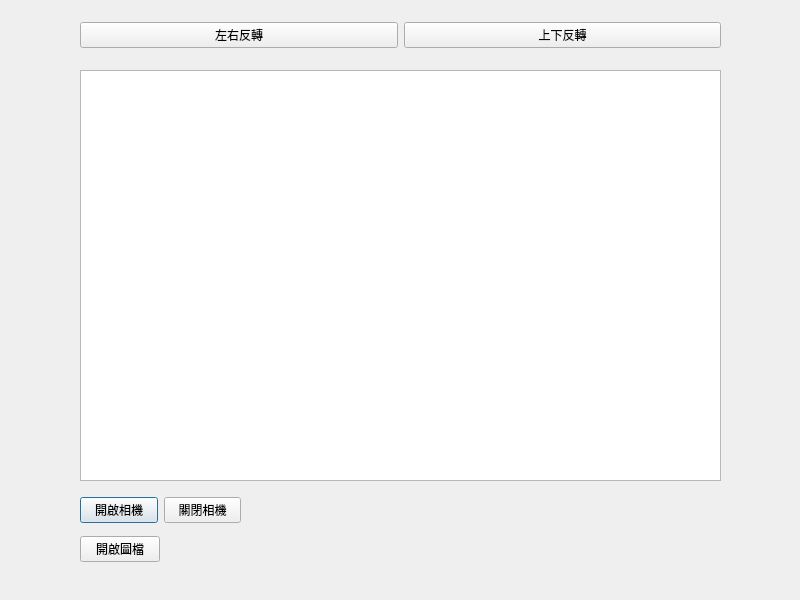
Old version of the form mainwindow.ui in the repository HANKSIE/QT_test.
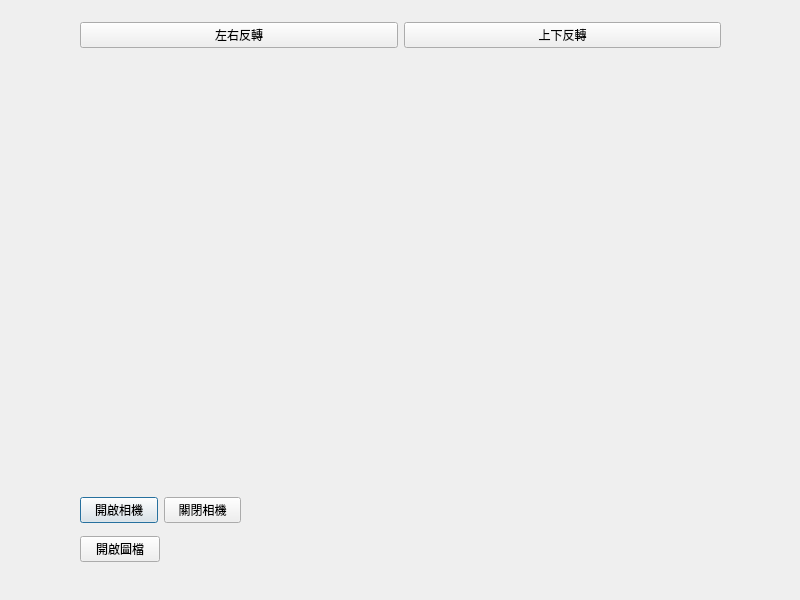
New version of the form.

Commit message: remove scene and move logic of view to view

```diff
--- a/mainwindow.ui
+++ b/mainwindow.ui
@@ -13,16 +13,6 @@
   <property name="windowTitle">
    <string>MainWindow</string>
   </property>
-  <widget class="QGraphicsView" name="image_view">
-   <property name="geometry">
-    <rect>
-     <x>80</x>
-     <y>70</y>
-     <width>641</width>
-     <height>411</height>
-    </rect>
-   </property>
-  </widget>
   <widget class="QWidget" name="verticalLayoutWidget">
    <property name="geometry">
     <rect>
@@ -103,6 +93,17 @@
     </item>
    </layout>
   </widget>
+  <widget class="QWidget" name="horizontalLayoutWidget">
+   <property name="geometry">
+    <rect>
+     <x>80</x>
+     <y>80</y>
+     <width>641</width>
+     <height>391</height>
+    </rect>
+   </property>
+   <layout class="QHBoxLayout" name="view_layout"/>
+  </widget>
  </widget>
  <resources/>
  <connections/>
```
The commit also changes 9 other files.
